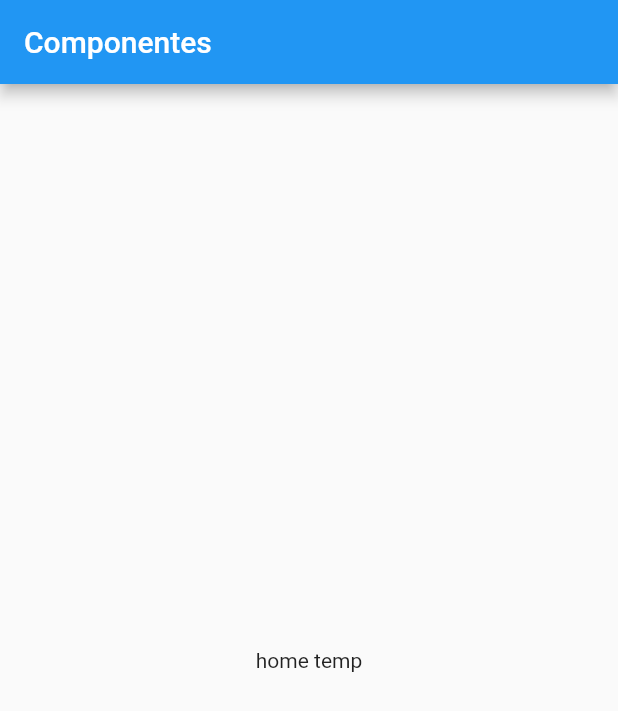
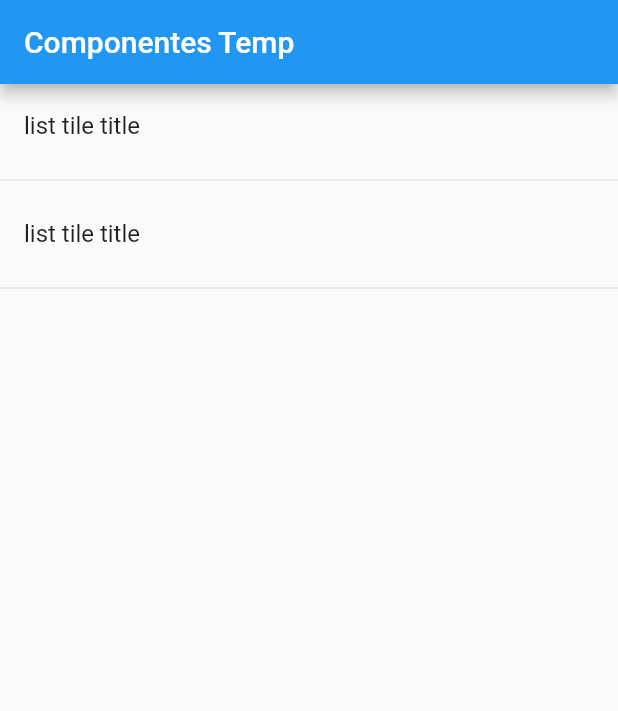
Before and after one commit to jossued/curso-flutter-contador, a Flutter app: the screen it shows after launch, on a phone screen of 412 x 824 dp. Shown: the top 711 px of the screen. Run offline on Flutter 3.47's test engine with Material 2 defaults, Android fonts, the phone set to English and light mode, and no system bars.

Commit message:
empezando un list tile

```diff
--- a/componentes/lib/main.dart
+++ b/componentes/lib/main.dart
@@ -9,12 +9,7 @@ class MyApp extends StatelessWidget {
     return MaterialApp(
       title: 'Componentes App',
       debugShowCheckedModeBanner: false,
-      home: Scaffold(
-        appBar: AppBar(
-          title: Text('Componentes'),
-        ),
-        body: HomePageTemp()
-      ),
+      home: HomePageTemp(),
     );
   }
 }
--- a/componentes/lib/src/pages/home_temp.dart
+++ b/componentes/lib/src/pages/home_temp.dart
@@ -5,8 +5,22 @@ class HomePageTemp extends StatelessWidget {
 
   @override
   Widget build(BuildContext context) {
-    return Center(
-      child: Text('home temp'),
+    return Scaffold(
+      appBar: AppBar(
+        title: Text('Componentes Temp'),
+      ),
+      body: ListView(
+        children: [
+          ListTile(
+            title: Text('list tile title'),
+          ),
+          Divider(),
+          ListTile(
+            title: Text('list tile title'),
+          ),
+          Divider()
+        ],
+      ),
     );
   }
 }
```
